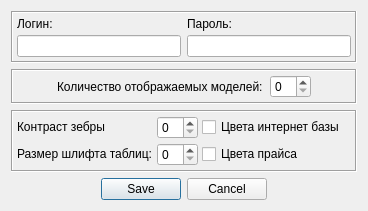
Qt form content/window_settings.ui (Wrexan/MDA) before a commit.
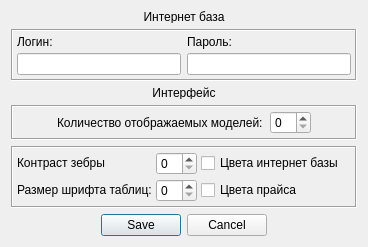
The same form after that commit. Icons and pictures are not drawn.

What changed in the file:
```diff
--- a/content/window_settings.ui
+++ b/content/window_settings.ui
@@ -7,7 +7,7 @@
     <x>0</x>
     <y>0</y>
     <width>355</width>
-    <height>204</height>
+    <height>240</height>
    </rect>
   </property>
   <property name="sizePolicy">
@@ -27,6 +27,33 @@
    <property name="sizeConstraint">
     <enum>QLayout::SetFixedSize</enum>
    </property>
+   <item>
+    <widget class="QLabel" name="label_6">
+     <property name="minimumSize">
+      <size>
+       <width>50</width>
+       <height>12</height>
+      </size>
+     </property>
+     <property name="maximumSize">
+      <size>
+       <width>16777215</width>
+       <height>12</height>
+      </size>
+     </property>
+     <property name="font">
+      <font>
+       <family>Segoe UI</family>
+      </font>
+     </property>
+     <property name="text">
+      <string>Интернет база</string>
+     </property>
+     <property name="alignment">
+      <set>Qt::AlignCenter</set>
+     </property>
+    </widget>
+   </item>
    <item>
     <widget class="QFrame" name="frame">
      <property name="sizePolicy">
@@ -115,6 +142,33 @@
      </layout>
     </widget>
    </item>
+   <item>
+    <widget class="QLabel" name="label_7">
+     <property name="minimumSize">
+      <size>
+       <width>50</width>
+       <height>12</height>
+      </size>
+     </property>
+     <property name="maximumSize">
+      <size>
+       <width>16777215</width>
+       <height>12</height>
+      </size>
+     </property>
+     <property name="font">
+      <font>
+       <family>Segoe UI</family>
+      </font>
+     </property>
+     <property name="text">
+      <string>Интерфейс</string>
+     </property>
+     <property name="alignment">
+      <set>Qt::AlignCenter</set>
+     </property>
+    </widget>
+   </item>
    <item>
     <widget class="QFrame" name="frame_2">
      <property name="sizePolicy">
@@ -291,7 +345,7 @@
            </sizepolicy>
           </property>
           <property name="text">
-           <string>Размер шлифта таблиц:</string>
+           <string>Размер шрифта таблиц:</string>
           </property>
          </widget>
         </item>
@@ -312,6 +366,12 @@
    </item>
    <item>
     <widget class="QDialogButtonBox" name="buttonBox">
+     <property name="sizePolicy">
+      <sizepolicy hsizetype="Minimum" vsizetype="Fixed">
+       <horstretch>0</horstretch>
+       <verstretch>0</verstretch>
+      </sizepolicy>
+     </property>
      <property name="orientation">
       <enum>Qt::Horizontal</enum>
      </property>
```
Left out of the diff: 14 changed lines with no effect on the pictures.
